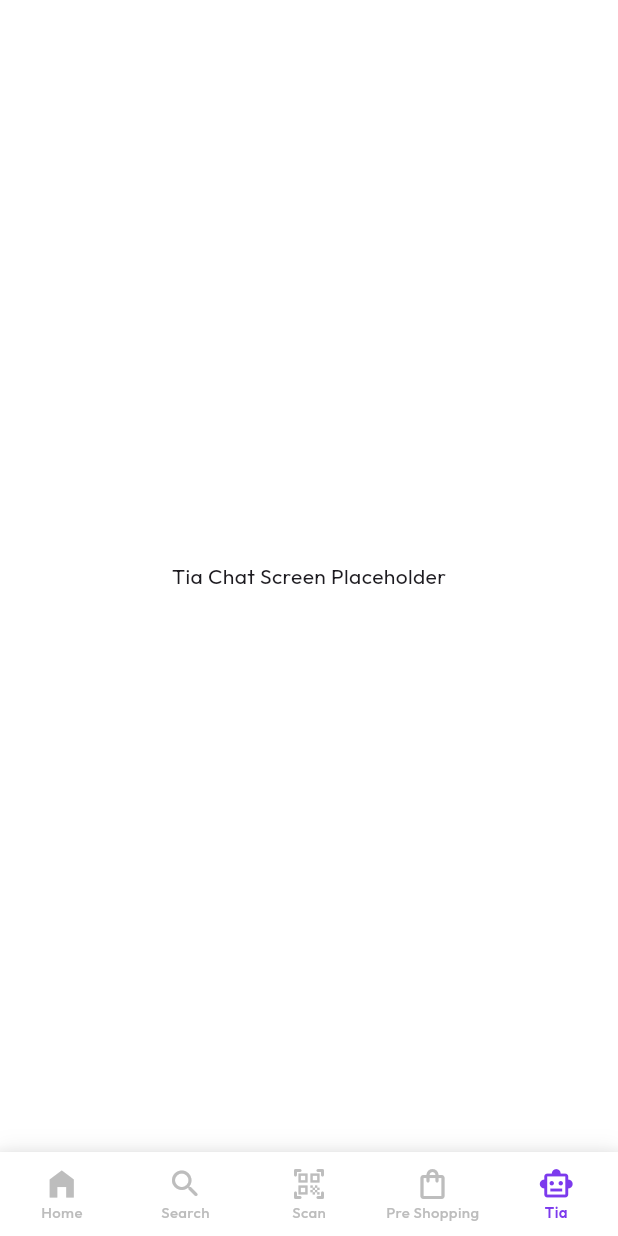
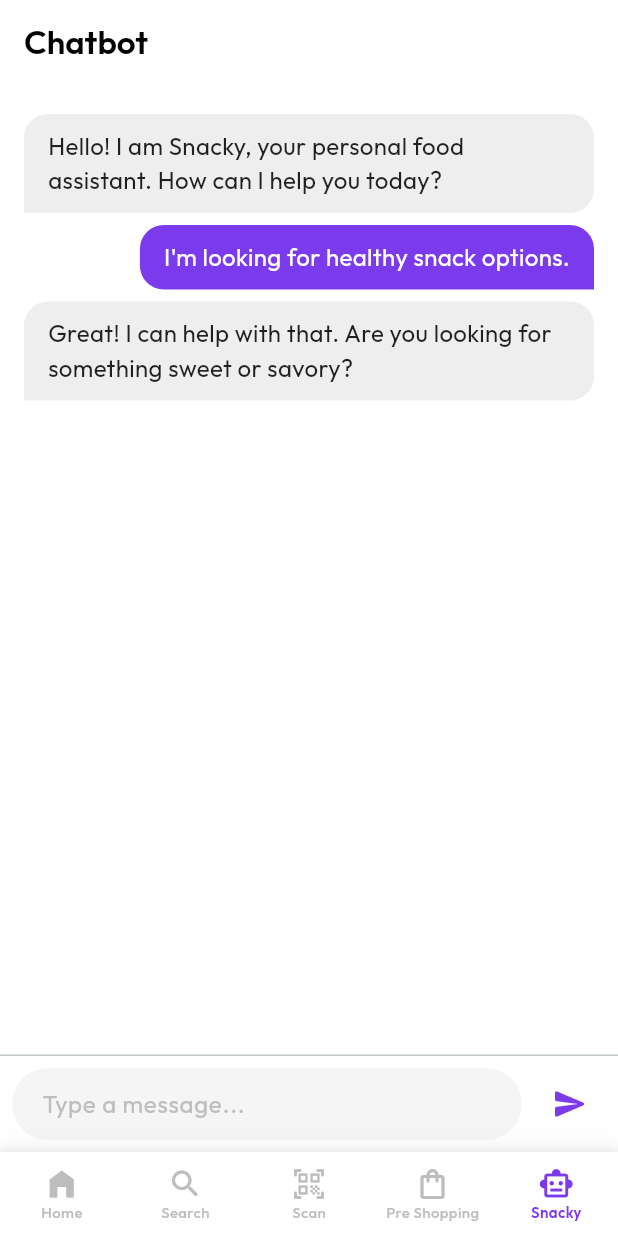
Before and after one commit to krishlanjewar/safe_Eat, a Flutter app: the screen it shows after launch, item 5 of the bottom bar chosen, on a phone screen of 412 x 824 dp. Run offline on Flutter 3.47's test engine with Material 3 defaults, Android fonts, the phone set to English and light mode, and no system bars; our stand-ins replace fl_chart, google_fonts; network calls fail.

Commit message:
add a search and the chatbot section name as snacky

```diff
--- /dev/null
+++ b/lib/features/chatbot/presentation/pages/chat_screen.dart
@@ -0,0 +1,135 @@
+import 'package:flutter/material.dart';
+import 'package:google_fonts/google_fonts.dart';
+
+class ChatScreen extends StatefulWidget {
+  const ChatScreen({super.key});
+
+  @override
+  State<ChatScreen> createState() => _ChatScreenState();
+}
+
+class _ChatScreenState extends State<ChatScreen> {
+  final TextEditingController _textController = TextEditingController();
+  final List<ChatMessage> _messages = [
+    ChatMessage(text: "Hello! I am Snacky, your personal food assistant. How can I help you today?", isUser: false),
+    ChatMessage(text: "I'm looking for healthy snack options.", isUser: true),
+    ChatMessage(text: "Great! I can help with that. Are you looking for something sweet or savory?", isUser: false),
+  ];
+
+  void _handleSubmitted(String text) {
+    if (text.isEmpty) return;
+    _textController.clear();
+    setState(() {
+      _messages.add(ChatMessage(text: text, isUser: true));
+      // Simulate bot response
+      Future.delayed(const Duration(seconds: 1), () {
+        if (mounted) {
+          setState(() {
+             _messages.add(ChatMessage(text: "That sounds delicious! Let me find some options for you.", isUser: false));
+          });
+        }
+      });
+    });
+  }
+
+  @override
+  Widget build(BuildContext context) {
+    return Scaffold(
+      appBar: AppBar(
+        title: Text(
+          "Chatbot",
+          style: GoogleFonts.outfit(
+            fontWeight: FontWeight.w600,
+            color: Colors.black,
+          ),
+        ),
+        backgroundColor: Colors.white,
+        elevation: 0.5,
+        iconTheme: const IconThemeData(color: Colors.black),
+      ),
+      body: Column(
+        children: [
+          Expanded(
+            child: ListView.builder(
+              padding: const EdgeInsets.all(16.0),
+              itemCount: _messages.length,
+              itemBuilder: (context, index) {
+                return _buildMessageBubble(_messages[index]);
+              },
+            ),
+          ),
+          const Divider(height: 1),
+          _buildInputArea(),
+        ],
+      ),
+    );
+  }
+
+  Widget _buildMessageBubble(ChatMessage message) {
+    final isUser = message.isUser;
+    return Align(
+      alignment: isUser ? Alignment.centerRight : Alignment.centerLeft,
+      child: Container(
+        margin: const EdgeInsets.symmetric(vertical: 4.0),
+        padding: const EdgeInsets.symmetric(horizontal: 16.0, vertical: 10.0),
+        decoration: BoxDecoration(
+          color: isUser ? const Color(0xFF7C3AED) : Colors.grey[200], // Purple for user, Grey for bot
+          borderRadius: BorderRadius.only(
+            topLeft: const Radius.circular(16),
+            topRight: const Radius.circular(16),
+            bottomLeft: isUser ? const Radius.circular(16) : const Radius.circular(0),
+            bottomRight: isUser ? const Radius.circular(0) : const Radius.circular(16),
+          ),
+        ),
+        child: Text(
+          message.text,
+          style: GoogleFonts.outfit(
+            color: isUser ? Colors.white : Colors.black87,
+            fontSize: 16,
+          ),
+        ),
+      ),
+    );
+  }
+
+  Widget _buildInputArea() {
+    return Container(
+      padding: const EdgeInsets.symmetric(horizontal: 8.0, vertical: 8.0),
+      color: Colors.white,
+      child: Row(
+        children: [
+          Expanded(
+            child: TextField(
+              controller: _textController,
+              decoration: InputDecoration(
+                hintText: "Type a message...",
+                hintStyle: GoogleFonts.outfit(color: Colors.grey[400]),
+                border: OutlineInputBorder(
+                  borderRadius: BorderRadius.circular(24.0),
+                  borderSide: BorderSide.none,
+                ),
+                filled: true,
+                fillColor: Colors.grey[100],
+                contentPadding: const EdgeInsets.symmetric(horizontal: 16.0, vertical: 10.0),
+              ),
+              onSubmitted: _handleSubmitted,
+            ),
+          ),
+          const SizedBox(width: 8),
+          IconButton(
+            icon: const Icon(Icons.send_rounded),
+            color: const Color(0xFF7C3AED),
+            onPressed: () => _handleSubmitted(_textController.text),
+          ),
+        ],
+      ),
+    );
+  }
+}
+
+class ChatMessage {
+  final String text;
+  final bool isUser;
+
+  ChatMessage({required this.text, required this.isUser});
+}
--- a/lib/features/main_layout/main_layout.dart
+++ b/lib/features/navigation/bottom_navigation.dart
@@ -1,7 +1,8 @@
 import 'package:flutter/material.dart';
 import 'package:google_fonts/google_fonts.dart';
 import 'package:safeat/features/home/presentation/pages/home_screen.dart';
-// import 'package:safeat/features/search/presentation/pages/search_screen.dart'; // Will implement later
+import 'package:safeat/features/search/presentation/pages/search_screen.dart';
+import 'package:safeat/features/chatbot/presentation/pages/chat_screen.dart';
 
 class MainLayout extends StatefulWidget {
   const MainLayout({super.key});
@@ -15,10 +16,10 @@ class _MainLayoutState extends State<MainLayout> {
 
   final List<Widget> _screens = [
     const HomeScreen(),
-    const Center(child: Text("Search Screen Placeholder")),
+    const SearchScreen(),
     const Center(child: Text("Scan Screen Placeholder")),
     const Center(child: Text("Pre-Shopping Screen Placeholder")),
-    const Center(child: Text("Tia Chat Screen Placeholder")),
+    const ChatScreen(),
   ];
 
   @override
@@ -29,7 +30,7 @@ class _MainLayoutState extends State<MainLayout> {
         decoration: BoxDecoration(
           boxShadow: [
             BoxShadow(
-              color: Colors.black.withOpacity(0.05),
+              color: Colors.black.withValues(alpha: 0.05),
               blurRadius: 10,
               offset: const Offset(0, -5),
             ),
@@ -69,7 +70,7 @@ class _MainLayoutState extends State<MainLayout> {
             ),
             BottomNavigationBarItem(
               icon: Icon(Icons.smart_toy_outlined),
-              label: 'Tia',
+              label: 'Snacky',
             ),
           ],
         ),
--- a/lib/main.dart
+++ b/lib/main.dart
@@ -1,7 +1,7 @@
 import 'package:flutter/material.dart';
 import 'package:google_fonts/google_fonts.dart';
-import 'features/profile/presentation/pages/profile_screen.dart';
-import 'features/main_layout/main_layout.dart';
+
+import 'features/navigation/bottom_navigation.dart';
 
 void main() {
   runApp(const MyApp());
```
Also changed, not shown: lib/features/search/presentation/pages/search_screen.dart (added, +294 -0 lines).
